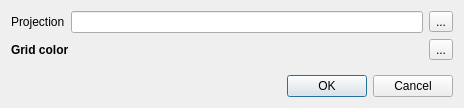
Qt form src/IDlgSetupGrid.ui (ntruchsess/QLandkarteGT) before a commit.
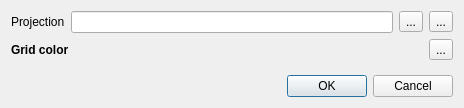
The same form after that commit. Icons and pictures are not drawn.

Commit message: grid: test vor valid projection and add default projection

The edit to the form file:
```diff
--- a/src/IDlgSetupGrid.ui
+++ b/src/IDlgSetupGrid.ui
@@ -26,6 +26,20 @@
      <item>
       <widget class="QLineEdit" name="lineProjection"/>
      </item>
+     <item>
+      <widget class="QToolButton" name="toolRestoreDefault">
+       <property name="toolTip">
+        <string>restore default</string>
+       </property>
+       <property name="text">
+        <string>...</string>
+       </property>
+       <property name="icon">
+        <iconset resource="resources.qrc">
+         <normaloff>:/icons/refresh.png</normaloff>:/icons/refresh.png</iconset>
+       </property>
+      </widget>
+     </item>
      <item>
       <widget class="QToolButton" name="toolProjWizzard">
        <property name="text">
```
Left out of the diff: 6 changed lines with no effect on the pictures. The commit also changes 5 other files.
